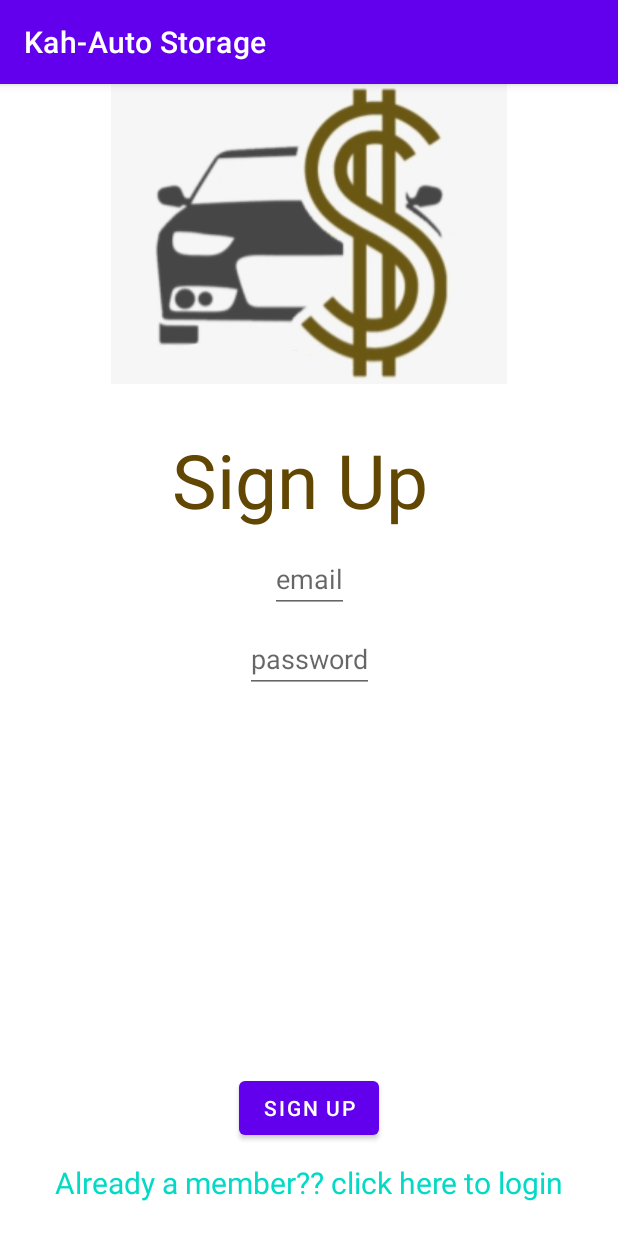
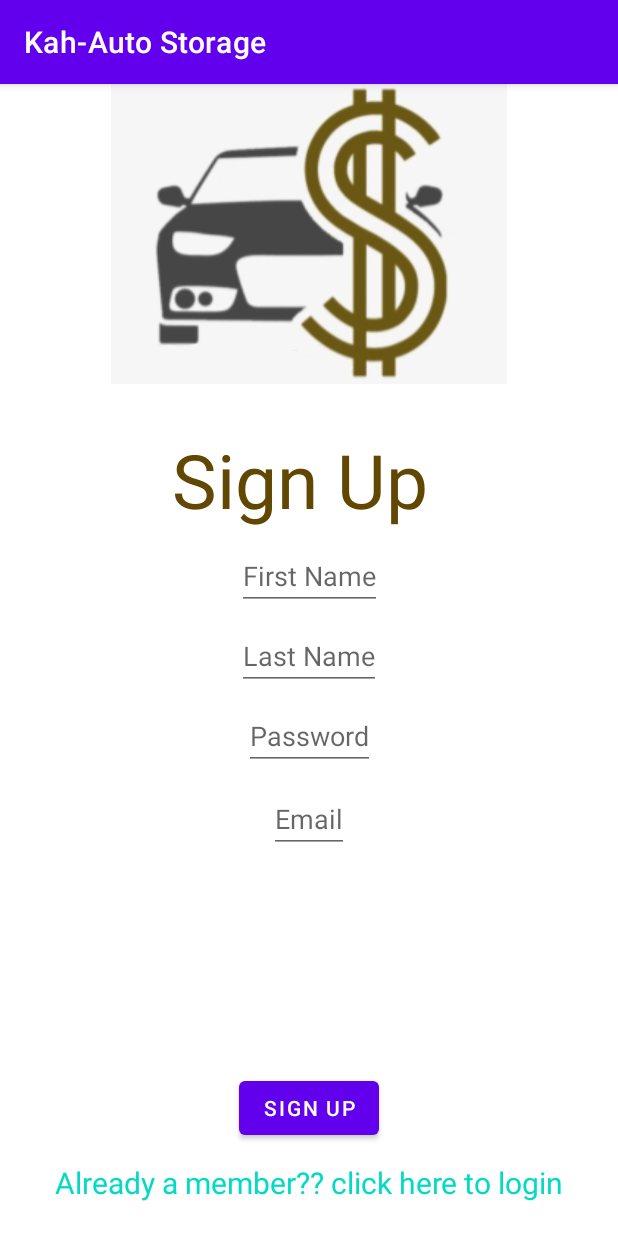
Before and after one commit to KygTech/Kah-Auto, an Android app: the screen it shows after launch (RegistrationActivity), after a tap on "Not a member yet? click here to SignUp", on a phone screen of 412 x 824 dp. Run offline under Robolectric (Android 15) with nearby library versions, the phone set to English and light mode, and no system bars; our stand-ins replace Firebase (no records; nobody signed in at launch, a user with empty details on screens opened directly).

Commit message:
Kah-Auto Storage
*Added User| UserDatabase| UserDao for saving user's to room database.
*Changed the user field for better registration.
*Add functions to the Repository for users.
*Login fragment added textChangedListener to place the email after sign up to login.
*After Google sign in - Save the account to room database.
*Added coroutines - still need to rework .
*Fixed the mistake on CarAddActivity from carFormKm to carFormCompany.

```diff
--- a/app/src/main/java/com/jey/kahauto/CarAdapter.kt
+++ b/app/src/main/java/com/jey/kahauto/CarAdapter.kt
@@ -13,7 +13,6 @@ import com.bumptech.glide.Glide
 import com.jey.kahauto.model.Car
 import com.jey.kahauto.model.IMAGE_TYPE
 import kotlinx.android.synthetic.main.car_item_row.view.*
-import kotlin.concurrent.thread
 
 class CarAdapter(
     private val cars: MutableList<Car>,
--- a/app/src/main/java/com/jey/kahauto/CarsService.kt
+++ b/app/src/main/java/com/jey/kahauto/CarsService.kt
@@ -1,11 +1,8 @@
 package com.jey.kahauto
 
 import android.app.Service
-import android.content.Context
 import android.content.Intent
 import android.os.IBinder
-import android.util.Log
-import kotlin.concurrent.thread
 
 
 class CarsService : Service() {
--- a/app/src/main/java/com/jey/kahauto/ui/LoginFragment.kt
+++ b/app/src/main/java/com/jey/kahauto/ui/LoginFragment.kt
@@ -12,23 +12,30 @@ import androidx.activity.result.ActivityResultLauncher
 import androidx.activity.result.contract.ActivityResultContracts
 import androidx.core.widget.addTextChangedListener
 import androidx.fragment.app.activityViewModels
+import androidx.fragment.app.viewModels
+import androidx.lifecycle.viewModelScope
 import com.google.android.gms.auth.api.signin.GoogleSignIn
 import com.google.android.gms.auth.api.signin.GoogleSignInAccount
 import com.google.android.gms.auth.api.signin.GoogleSignInOptions
 import com.google.android.gms.tasks.Task
 import com.google.firebase.auth.FirebaseAuth
 import com.google.firebase.auth.GoogleAuthProvider
-import com.google.firebase.auth.ktx.auth
-import com.google.firebase.ktx.Firebase
 import com.jey.kahauto.R
+import com.jey.kahauto.model.Repository
+import com.jey.kahauto.model.User
 import com.jey.kahauto.viewmodel.RegistrationViewModel
+import com.jey.kahauto.viewmodel.UsersViewModel
 import kotlinx.android.synthetic.main.fragment_login.*
 import kotlinx.android.synthetic.main.fragment_login.google_sign_in_btn
-import kotlinx.android.synthetic.main.fragment_sing_up.*
+import kotlinx.coroutines.Dispatchers
+import kotlinx.coroutines.GlobalScope
+import kotlinx.coroutines.launch
 
 class LoginFragment : Fragment() {
 
-private val registrationViewModel: RegistrationViewModel by activityViewModels()
+    private val registrationViewModel: RegistrationViewModel by activityViewModels()
+    private val usersViewModel: UsersViewModel by viewModels()
+
     private lateinit var googleGetContent: ActivityResultLauncher<Intent>
     private val firebaseAuth = FirebaseAuth.getInstance()
 
@@ -46,13 +53,16 @@ private val registrationViewModel: RegistrationViewModel by activityViewModels()
 
     override fun onStart() {
         super.onStart()
-        username_login_et.setText(registrationViewModel.currentUsername)
-        username_login_et.addTextChangedListener {
-            registrationViewModel.currentUsername = it.toString()
+        email_login_et.setText(registrationViewModel.currentEmail)
+        email_login_et.addTextChangedListener {
+            registrationViewModel.currentEmail = it.toString()
+        }
+        password_login_et.setText(registrationViewModel.currentPassword)
+        password_login_et.addTextChangedListener {
+            registrationViewModel.currentPassword = it.toString()
         }
         onClickGoogleSignInBtn()
     }
-
 
 
     private fun onClickGoogleSignInBtn() {
@@ -73,6 +83,7 @@ private val registrationViewModel: RegistrationViewModel by activityViewModels()
             GoogleSignIn.getSignedInAccountFromIntent(content.data)
         task.addOnSuccessListener {
             loginOrSignUpToFirebase(it)
+
         }
         task.addOnFailureListener {
             displayToast("Choose another way to sign in")
@@ -84,6 +95,7 @@ private val registrationViewModel: RegistrationViewModel by activityViewModels()
             .addOnSuccessListener {
                 if (it.signInMethods.isNullOrEmpty()) {
                     registerToKahAutoFirebase(googleSignInAccount)
+
                 } else {
                     getIntoApp(googleSignInAccount.displayName.toString())
                 }
@@ -96,11 +108,31 @@ private val registrationViewModel: RegistrationViewModel by activityViewModels()
         firebaseAuth.signInWithCredential(authCredential)
             .addOnSuccessListener {
                 getIntoApp(googleSignInAccount.displayName.toString())
+
+                //UsersViewModel | RegistrationViewModel  viewModelScope problem. *********************************
+              GlobalScope.launch(Dispatchers.IO) {
+                    val username = googleSignInAccount.displayName.toString()
+                    val email = googleSignInAccount.email.toString()
+                    val firstName = googleSignInAccount.givenName.toString()
+                    val lastName = googleSignInAccount.familyName.toString()
+                    val newUser = User(
+                        firstName,
+                        lastName,
+                        "*****",
+                        email,
+                        System.currentTimeMillis(),
+                        "Google SignIn",
+                        username
+                    )
+                    Repository.getInstance(requireActivity()).addUser(newUser)
+
+
+                }
             }
             .addOnFailureListener { displayToast("Please try again later - Exception: ${it.message}") }
     }
 
-    private fun getIntoApp(userName:String) {
+    private fun getIntoApp(userName: String) {
         (requireActivity() as RegistrationActivity).goInApp(userName)
     }
 
--- a/app/src/main/java/com/jey/kahauto/ui/SignUpFragment.kt
+++ b/app/src/main/java/com/jey/kahauto/ui/SignUpFragment.kt
@@ -4,10 +4,17 @@ import android.os.Bundle
 import android.view.LayoutInflater
 import android.view.View
 import android.view.ViewGroup
+import androidx.core.widget.addTextChangedListener
 import androidx.fragment.app.Fragment
+import androidx.fragment.app.activityViewModels
 import com.jey.kahauto.R
+import com.jey.kahauto.viewmodel.RegistrationViewModel
+import kotlinx.android.synthetic.main.fragment_sign_up.*
+
 
 class SignUpFragment : Fragment() {
+
+    private val registrationViewModel: RegistrationViewModel by activityViewModels()
 
     override fun onCreateView(
         inflater: LayoutInflater,
@@ -15,10 +22,17 @@ class SignUpFragment : Fragment() {
         savedInstanceState: Bundle?
     ): View? {
 
-        return inflater.inflate(R.layout.fragment_sing_up, container, false)
+        return inflater.inflate(R.layout.fragment_sign_up, container, false)
+    }
+
+    override fun onStart() {
+        super.onStart()
+        email_sign_up_et.setText(registrationViewModel.currentEmail)
+        email_sign_up_et.addTextChangedListener {
+            registrationViewModel.currentEmail = it.toString()
+
+        }
     }
 
 
-
-
 }
--- a/app/src/main/java/com/jey/kahauto/viewmodel/RegistrationViewModel.kt
+++ b/app/src/main/java/com/jey/kahauto/viewmodel/RegistrationViewModel.kt
@@ -1,7 +1,15 @@
 package com.jey.kahauto.viewmodel
 
+
 import androidx.lifecycle.ViewModel
+import com.jey.kahauto.ui.LoginFragment
+import com.jey.kahauto.ui.RegistrationActivity
+import com.jey.kahauto.ui.SignUpFragment
+import kotlinx.android.synthetic.main.activity_registration.*
 
 class RegistrationViewModel :ViewModel(){
-    var currentUsername =""
+
+    var currentEmail =""
+    var currentPassword =""
+
 }
--- a/app/src/main/res/layout/activity_registration.xml
+++ b/app/src/main/res/layout/activity_registration.xml
@@ -30,13 +30,13 @@
         android:layout_height="wrap_content"
         android:layout_marginBottom="22dp"
         android:textColor="@color/teal_200"
-        android:textSize="20dp"
+        android:textSize="20sp"
         app:layout_constraintBottom_toBottomOf="parent"
         app:layout_constraintEnd_toEndOf="parent"
         app:layout_constraintStart_toStartOf="parent" />
 
     <Button
-        android:id="@+id/login_button"
+    android:id="@+id/login_btn"
         android:layout_width="wrap_content"
         android:layout_height="wrap_content"
         android:onClick="onLoginBtnClick"
@@ -50,8 +50,8 @@
         android:id="@+id/btnSignUp"
         android:layout_width="wrap_content"
         android:layout_height="wrap_content"
+        android:onClick="onSignUpBtnClick"
         android:text="sign up"
-        android:onClick="onSignUpBtnClick"
         app:layout_constraintStart_toStartOf="parent"
         app:layout_constraintEnd_toEndOf="parent"
         app:layout_constraintBottom_toTopOf="@+id/login_signup_tv"
@@ -59,4 +59,5 @@
         android:visibility="invisible"/>
 
 
+
 </androidx.constraintlayout.widget.ConstraintLayout>
--- a/app/src/main/res/layout/fragment_sing_up.xml
+++ b/app/src/main/res/layout/fragment_sign_up.xml
@@ -22,22 +22,42 @@
         android:id="@+id/email_sign_up_et"
         android:layout_width="wrap_content"
         android:layout_height="wrap_content"
-        android:hint="email"
         android:layout_marginTop="10dp"
+        android:hint="Email"
+        app:layout_constraintEnd_toEndOf="parent"
         app:layout_constraintStart_toStartOf="parent"
-        app:layout_constraintEnd_toEndOf="parent"
-        app:layout_constraintTop_toBottomOf="@+id/sign_up_title"/>
+        app:layout_constraintTop_toBottomOf="@+id/password_sign_up_et" />
 
     <EditText
         android:id="@+id/password_sign_up_et"
         android:layout_width="wrap_content"
         android:layout_height="wrap_content"
-        android:hint="password"
+        android:layout_marginTop="8dp"
+        android:hint="Password"
         android:inputType="textPassword"
+        app:layout_constraintEnd_toEndOf="parent"
+        app:layout_constraintStart_toStartOf="parent"
+        app:layout_constraintTop_toBottomOf="@+id/last_name_et" />
+
+    <EditText
+        android:id="@+id/last_name_et"
+        android:layout_width="wrap_content"
+        android:layout_height="wrap_content"
         android:layout_marginTop="8dp"
+        android:hint="Last Name"
+        app:layout_constraintEnd_toEndOf="parent"
         app:layout_constraintStart_toStartOf="parent"
+        app:layout_constraintTop_toBottomOf="@+id/first_name_et" />
+
+    <EditText
+        android:id="@+id/first_name_et"
+        android:layout_width="wrap_content"
+        android:layout_height="wrap_content"
+        android:layout_marginTop="8dp"
+        android:hint="First Name"
         app:layout_constraintEnd_toEndOf="parent"
-        app:layout_constraintTop_toBottomOf="@+id/email_sign_up_et"/>
+        app:layout_constraintStart_toStartOf="parent"
+        app:layout_constraintTop_toBottomOf="@+id/sign_up_title" />
 
 
 
```
Also changed, not shown: app/src/main/AndroidManifest.xml (+9 -5 lines), app/src/main/java/com/jey/kahauto/ImagesManager.kt (+0 -11 lines), app/src/main/java/com/jey/kahauto/model/Repository.kt (+12 -0 lines), app/src/main/java/com/jey/kahauto/model/User.kt (added, +21 -0 lines), app/src/main/java/com/jey/kahauto/model/UsersDao.kt (added, +19 -0 lines), app/src/main/java/com/jey/kahauto/model/UsersDatabase.kt (added, +24 -0 lines), app/src/main/java/com/jey/kahauto/ui/CarAddActivity.kt (+1 -6 lines), app/src/main/java/com/jey/kahauto/ui/RegistrationActivity.kt (+61 -29 lines), app/src/main/java/com/jey/kahauto/viewmodel/UsersViewModel.kt (added, +18 -0 lines), app/src/main/res/layout/fragment_login.xml (+5 -9 lines).
